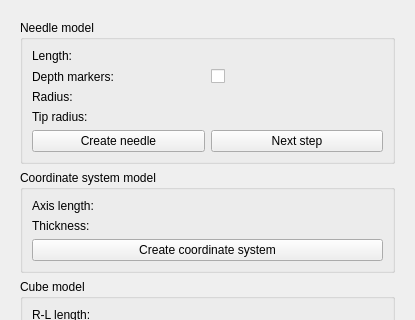
ckho65536/CUHKSlicerIGT, file CreateModels/Resources/UI/qSlicerCreateModelsModule.ui: the form before one commit; both pictures show x 0 to 415 and y 0 to 320 of the 415 by 700 pixel window.
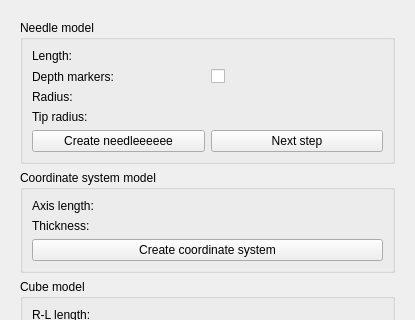
The form after the commit. Custom widgets are drawn as their Qt base class.

Diff of the .ui file:
```diff
--- a/CreateModels/Resources/UI/qSlicerCreateModelsModule.ui
+++ b/CreateModels/Resources/UI/qSlicerCreateModelsModule.ui
@@ -134,7 +134,7 @@
             </sizepolicy>
            </property>
            <property name="text">
-            <string>Create needle</string>
+            <string>Create needleeeeee</string>
            </property>
           </widget>
          </item>
```
